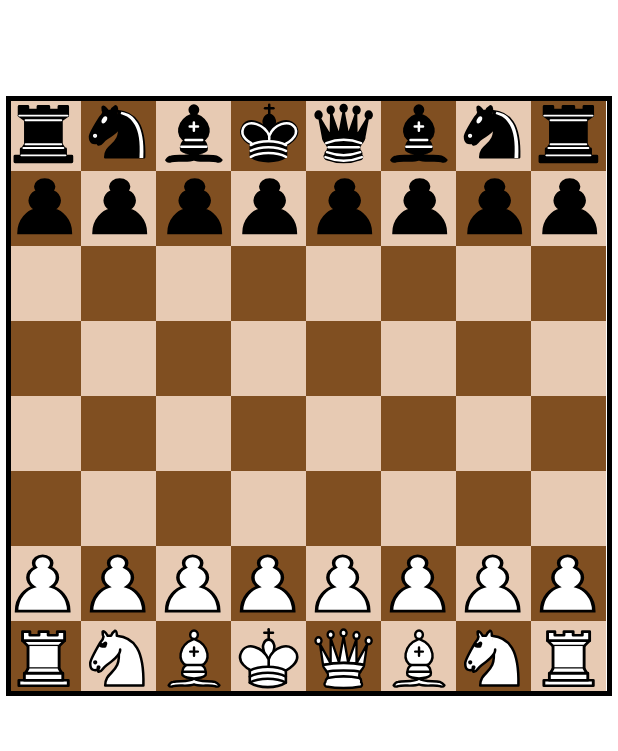
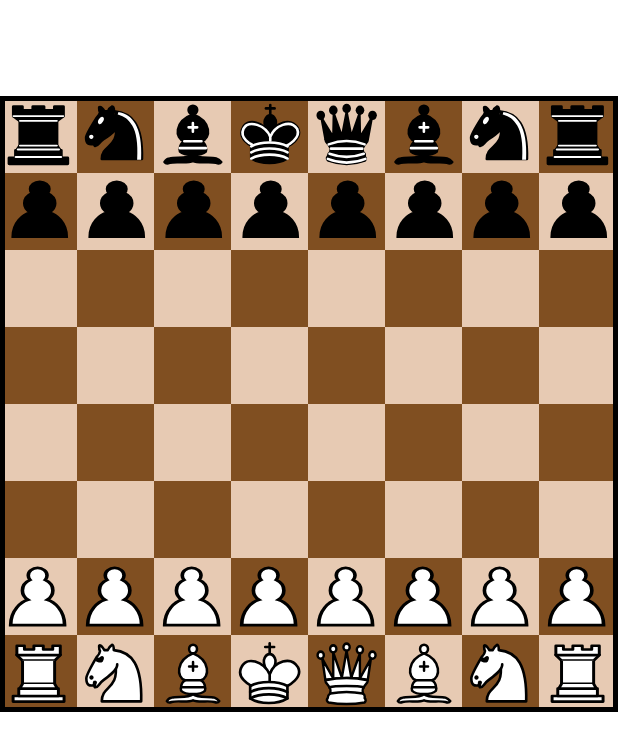
Before and after one commit to p4ulor/Chess4Android, an Android app: the PuzzleSolvingActivity screen opened directly, with no data from a screen before it, on a phone screen of 412 x 824 dp. Shown: the top 751 px of the screen. Run offline under Robolectric (Android 15) with nearby library versions, the phone set to English and light mode, and no system bars; network calls fail.

Commit message:
Now saves puzzle and solution vars in savedInstanceState
and fixed/completed orientation screens layouts

```diff
--- a/Chess4Android/app/src/main/java/pt/isel/pdm/chess4android/PuzzleSolvingActivity.kt
+++ b/Chess4Android/app/src/main/java/pt/isel/pdm/chess4android/PuzzleSolvingActivity.kt
@@ -14,6 +14,9 @@ private const val TAG = "MY_LOG_PuzzleSolvingActivity"
 
 class PuzzleSolvingActivity : AppCompatActivity() {
 
+    private var lichessGameOfTheDayPuzzle: Array<String>? = null
+    private var lichessGameOfTheDaySolution: Array<String>? = null
+
     override fun onCreate(savedInstanceState: Bundle?) {
         super.onCreate(savedInstanceState)
         setContentView(R.layout.activity_puzzle_solving)
@@ -23,12 +26,13 @@ class PuzzleSolvingActivity : AppCompatActivity() {
                 Log.i(TAG, name) //very interesting, kotlin. tile.type.toString().lowercase().replaceFirstChar { it.uppercaseChar() }
             }
         }
-
+        lichessGameOfTheDayPuzzle = intent.getStringArrayExtra("puzzle")
+        lichessGameOfTheDaySolution = intent.getStringArrayExtra("solution")
     }
 
-    override fun onBackPressed() {
+    /*override fun onBackPressed() {
         toast(R.string.cantBack)
-    }
+    }*/
     private fun toast(text: String) = Toast.makeText(this, text, Toast.LENGTH_LONG).show()
 
     private fun toast(id: Int) = toast(getString(id))
--- a/Chess4Android/app/src/main/java/pt/isel/pdm/chess4android/views/BoardView.kt
+++ b/Chess4Android/app/src/main/java/pt/isel/pdm/chess4android/views/BoardView.kt
@@ -10,7 +10,6 @@ import androidx.vectordrawable.graphics.drawable.VectorDrawableCompat
 import pt.isel.pdm.chess4android.R
 import pt.isel.pdm.chess4android.model.BOARDSIZE
 import pt.isel.pdm.chess4android.model.Board
-import pt.isel.pdm.chess4android.views.Tile.Type
 
 //import androidx.test.core.app.ApplicationProvider.getApplicationContext
 import pt.isel.pdm.chess4android.model.Piece
@@ -24,11 +23,23 @@ var TileMatrix = arrayOfNulls<Tile>(side*side)
 @SuppressLint("ClickableViewAccessibility")
 class BoardView(private val ctx: Context, attrs: AttributeSet?) : GridLayout(ctx, attrs) {
 
+    private val blankIcon = VectorDrawableCompat.create(ctx.resources, R.drawable.ic_blank, null)
 
-    private val brush = Paint().apply {
-        ctx.resources.getColor(R.color.chess_board_black, null)
-        style = Paint.Style.STROKE
-        strokeWidth = 10F
+    init {
+        rowCount = side
+        columnCount = side
+        var i = 0
+        repeat(side * side) {
+            val row = it / side
+            val column = it % side
+            val tile = Tile(ctx, (row + column) % 2 == 0, side,
+                ((if(row==1 || row==0 || row==6 || row==7) getDrawablePiece(Board.companion_chessTable[i])
+                else blankIcon)!!)
+            )
+            if(row==1 || row==0 || row==6 || row==7) tile.piece= Board.companion_chessTable[i++]
+            TileMatrix[it] = tile
+            addView(tile)
+        }
     }
 
     private fun getDrawablePiece(piece: Piece) : VectorDrawableCompat? {
@@ -47,25 +58,10 @@ class BoardView(private val ctx: Context, attrs: AttributeSet?) : GridLayout(ctx
         return VectorDrawableCompat.create(ctx.resources, xmlID, null)
     }
 
-    private val blankIcon = VectorDrawableCompat.create(ctx.resources, R.drawable.ic_blank, null)
-
-    init {
-        rowCount = side
-        columnCount = side
-        var i = 0
-        repeat(side * side) {
-            val row = it / side
-            val column = it % side
-            val tile = Tile(ctx, if((row + column) % 2 == 0) Type.WHITE else Type.BLACK, side,
-                ((if(row==1 || row==0 || row==6 || row==7) getDrawablePiece(Board.companion_chessTable[i])
-                else blankIcon)!!)
-            )
-            if(row==1 || row==0 || row==6 || row==7) tile.piece= Board.companion_chessTable[i++]
-
-            TileMatrix[it] = tile
-            addView(tile)
-
-        }
+    private val brush = Paint().apply {
+        ctx.resources.getColor(R.color.chess_board_black, null)
+        style = Paint.Style.STROKE
+        strokeWidth = 10F
     }
 
     override fun dispatchDraw(canvas: Canvas) {
--- a/Chess4Android/app/src/main/java/pt/isel/pdm/chess4android/views/Tile.kt
+++ b/Chess4Android/app/src/main/java/pt/isel/pdm/chess4android/views/Tile.kt
@@ -4,13 +4,9 @@ import android.annotation.SuppressLint
 import android.content.Context
 import android.graphics.Canvas
 import android.graphics.Paint
-import android.graphics.drawable.VectorDrawable
-import android.util.Log
 import android.view.View
-import android.widget.Toast
 import androidx.vectordrawable.graphics.drawable.VectorDrawableCompat
 import pt.isel.pdm.chess4android.R
-import pt.isel.pdm.chess4android.model.ChessPieces
 import pt.isel.pdm.chess4android.model.Piece
 
 /**
@@ -20,22 +16,17 @@ import pt.isel.pdm.chess4android.model.Piece
  * Implementation note: This view is not to be used with the designer tool.
  * You need to adapt this view to suit your needs. ;)
  *
- * @property type           The tile's type (i.e. black or white)
+ * @property isWhite           The tile's type (i.e. black or white)
  * @property tilesPerSide   The number of tiles in each side of the chess board
  */
 @SuppressLint("ViewConstructor")
-class Tile(private val ctx: Context, val type: Type, private val tilesPerSide: Int, private val icon: VectorDrawableCompat) : View(ctx) {
+class Tile(private val ctx: Context, val isWhite: Boolean, private val tilesPerSide: Int, private val icon: VectorDrawableCompat) : View(ctx) {
 
-
-    val padding = 6 //the bigger this value, the smaller the chess-piece icon inside each Tile (square)
-    var piece: Piece? = null;
-
-    //private val icon = VectorDrawableCompat.create(ctx.resources, R.drawable.ic_white_knight, null)
-
-    enum class Type { WHITE, BLACK }
+    private val padding = 6 //the bigger this value, the smaller the chess-piece icon inside each Tile (square)
+    var piece: Piece? = null
 
     private val brush = Paint().apply {
-        color = ctx.resources.getColor(if (type == Type.WHITE) R.color.chess_board_white else R.color.chess_board_black, null)
+        color = ctx.resources.getColor(if (isWhite) R.color.chess_board_white else R.color.chess_board_black, null)
         style = Paint.Style.FILL_AND_STROKE
     }
 
--- a/Chess4Android/app/src/main/res/layout-land/activity_puzzle_solving.xml
+++ b/Chess4Android/app/src/main/res/layout-land/activity_puzzle_solving.xml
@@ -6,4 +6,14 @@
     android:layout_height="match_parent"
     tools:context=".PuzzleSolvingActivity">
 
+    <pt.isel.pdm.chess4android.views.BoardView
+        android:id="@+id/boardView"
+        android:layout_width="wrap_content"
+        android:layout_height="0dp"
+        android:layout_marginStart="1dp"
+        android:layout_marginEnd="1dp"
+        app:layout_constraintBottom_toBottomOf="parent"
+        app:layout_constraintEnd_toEndOf="parent"
+        app:layout_constraintStart_toStartOf="parent"
+        app:layout_constraintTop_toTopOf="parent" />
 </androidx.constraintlayout.widget.ConstraintLayout>
--- a/Chess4Android/app/src/main/res/layout/activity_puzzle_solving.xml
+++ b/Chess4Android/app/src/main/res/layout/activity_puzzle_solving.xml
@@ -10,9 +10,7 @@
         android:id="@+id/boardView"
         android:layout_width="0dp"
         android:layout_height="wrap_content"
-        android:layout_marginStart="4dp"
         android:layout_marginTop="64dp"
-        android:layout_marginEnd="4dp"
         app:layout_constraintBottom_toBottomOf="parent"
         app:layout_constraintEnd_toEndOf="parent"
         app:layout_constraintStart_toStartOf="parent"
```
Also changed, not shown: Chess4Android/app/src/main/java/pt/isel/pdm/chess4android/MainActivity.kt (+31 -10 lines), Chess4Android/app/src/main/res/layout-land/activity_main.xml (+12 -3 lines).
